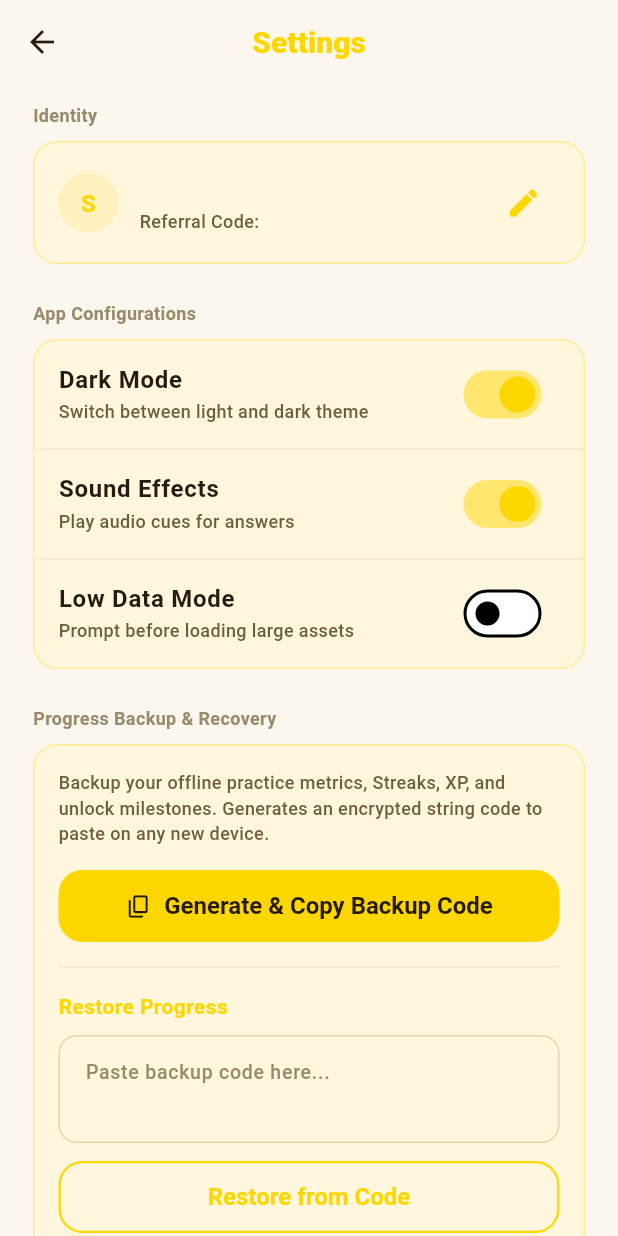
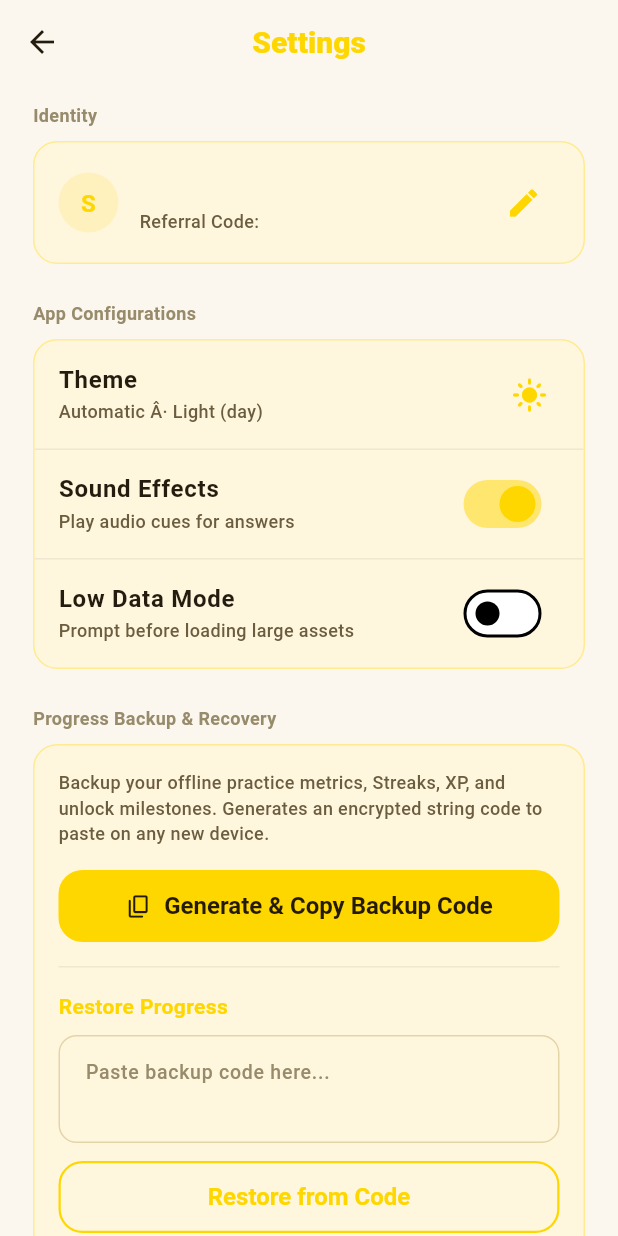
Before and after one commit to Cyberboyone/fulafiacbt, a Flutter app: the SettingsScreen screen opened by its route, on a phone screen of 412 x 824 dp. Run offline on Flutter 3.47's test engine with Material 3 defaults, Android fonts, the phone set to English and light mode, and no system bars; our stand-ins replace audioplayers, connectivity_plus, firebase_analytics, firebase_core, google_mobile_ads, hive_flutter and 3 more; accounts and stored records are empty; Roboto replaces fonts that are missing (Nunito); statements that could not run were skipped.

Commit message:
chore: bump version 1.0.3, auto theme, ad improvements

```diff
--- a/lib/screens/settings_screen.dart
+++ b/lib/screens/settings_screen.dart
@@ -204,14 +204,17 @@ class _SettingsScreenState extends State<SettingsScreen> {
               ),
               child: Column(
                 children: [
-                  SwitchListTile(
-                    title: Text('Dark Mode', style: TextStyle(fontWeight: FontWeight.w700, color: AppColors.textPrimary)),
-                    subtitle: Text('Switch between light and dark theme', style: TextStyle(fontSize: 12.0, color: AppColors.textSecondary)),
-                    value: settings.isDarkMode,
-                    activeColor: AppColors.primary,
-                    onChanged: (val) {
-                      settingsProvider.toggleDarkMode(val);
-                    },
+                  ListTile(
+                    title: Text('Theme', style: TextStyle(fontWeight: FontWeight.w700, color: AppColors.textPrimary)),
+                    subtitle: Text(
+                      AppTheme.isDarkByTime ? 'Automatic Â· Dark (night)' : 'Automatic Â· Light (day)',
+                      style: TextStyle(fontSize: 12.0, color: AppColors.textSecondary),
+                    ),
+                    trailing: Icon(
+                      AppTheme.isDarkByTime ? Icons.dark_mode_rounded : Icons.light_mode_rounded,
+                      color: AppColors.primary,
+                    ),
+                    onTap: null,
                   ),
                   Divider(height: 1, color: AppColors.divider),
                   SwitchListTile(
```
